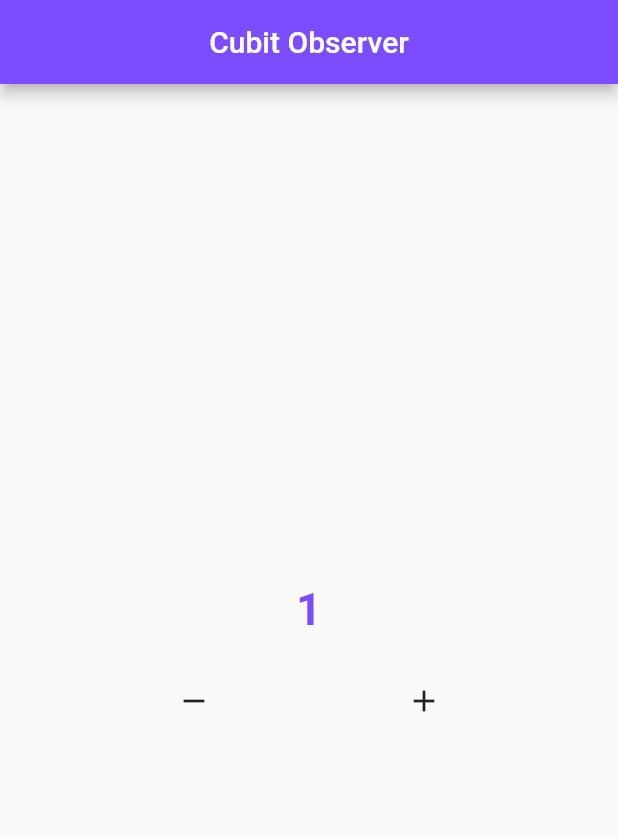
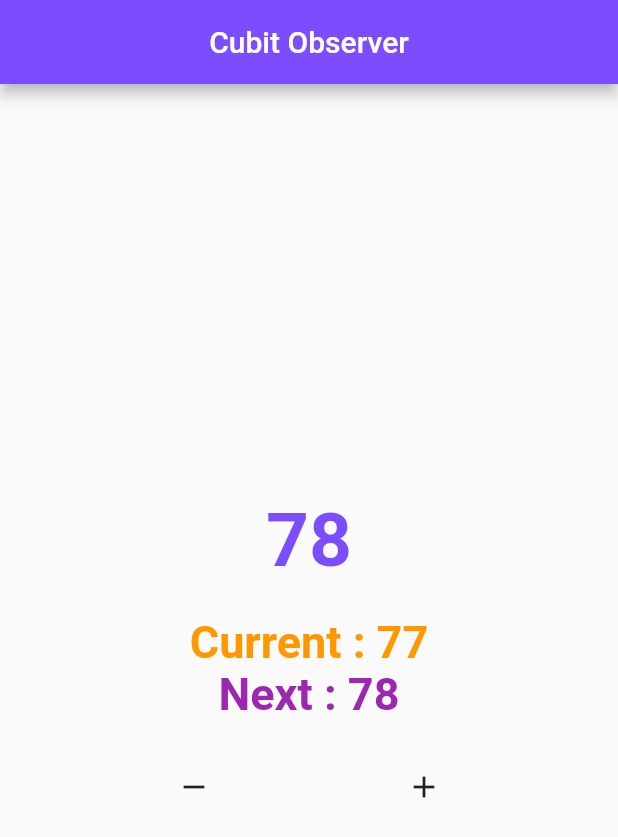
Before and after one commit to ricky-blip/flutter-BLOC, a Flutter app: the CubitObserver screen opened directly, after a tap on the "add" icon, on a phone screen of 412 x 824 dp. Shown: the top 837 px of the screen. Run offline on Flutter 3.47's test engine with Material 2 defaults, Android fonts, the phone set to English and light mode, and no system bars; our stand-ins replace flutter_bloc.

Commit message:
update cubit observer

```diff
--- a/lib/roadmap/0.intro/2.cubit_observer.dart
+++ b/lib/roadmap/0.intro/2.cubit_observer.dart
@@ -2,21 +2,42 @@ import 'package:flutter/material.dart';
 import 'package:flutter_bloc/flutter_bloc.dart';
 
 class CounterCubitObserver extends Cubit<int> {
-  CounterCubitObserver() : super(0);
+  CounterCubitObserver({this.customData = 0}) : super(customData);
+
+  int customData;
+
+  //SECTION - Observer
+  int? currentNumber;
+  int? nextNumber;
 
   void min() {
-    if (state > 0) {
+    if (state > customData) {
       emit(state - 1);
     }
   }
 
   void plus() => emit(state + 1);
+
+  //NOTE - we can observe data : onChange, onError etc.
+  @override
+  void onChange(Change<int> change) {
+    super.onChange(change);
+    print(change);
+    currentNumber = change.currentState;
+    nextNumber = change.nextState;
+  }
+
+  @override
+  void onError(Object error, StackTrace stackTrace) {
+    super.onError(error, stackTrace);
+    print(error);
+  }
 }
 
 class CubitObserver extends StatelessWidget {
   CubitObserver({super.key});
 
-  CounterCubitObserver myCount = CounterCubitObserver();
+  CounterCubitObserver myCount = CounterCubitObserver(customData: 77);
 
   @override
   Widget build(BuildContext context) {
@@ -31,16 +52,38 @@ class CubitObserver extends StatelessWidget {
         mainAxisAlignment: MainAxisAlignment.center,
         children: [
           StreamBuilder(
+            initialData: myCount.customData,
             stream: myCount.stream,
             builder: (context, snapshot) {
               return Center(
-                child: Text(
-                  "${snapshot.data}",
-                  style: const TextStyle(
-                    fontSize: 30,
-                    color: Colors.deepPurpleAccent,
-                    fontWeight: FontWeight.bold,
-                  ),
+                child: Column(
+                  children: [
+                    Text(
+                      "${snapshot.data}",
+                      style: const TextStyle(
+                        fontSize: 50,
+                        color: Colors.deepPurpleAccent,
+                        fontWeight: FontWeight.bold,
+                      ),
+                    ),
+                    const SizedBox(height: 20),
+                    Text(
+                      "Current : ${myCount.currentNumber}",
+                      style: const TextStyle(
+                        fontSize: 30,
+                        color: Colors.orange,
+                        fontWeight: FontWeight.bold,
+                      ),
+                    ),
+                    Text(
+                      "Next : ${myCount.nextNumber}",
+                      style: const TextStyle(
+                        fontSize: 30,
+                        color: Colors.purple,
+                        fontWeight: FontWeight.bold,
+                      ),
+                    ),
+                  ],
                 ),
               );
             },
```
